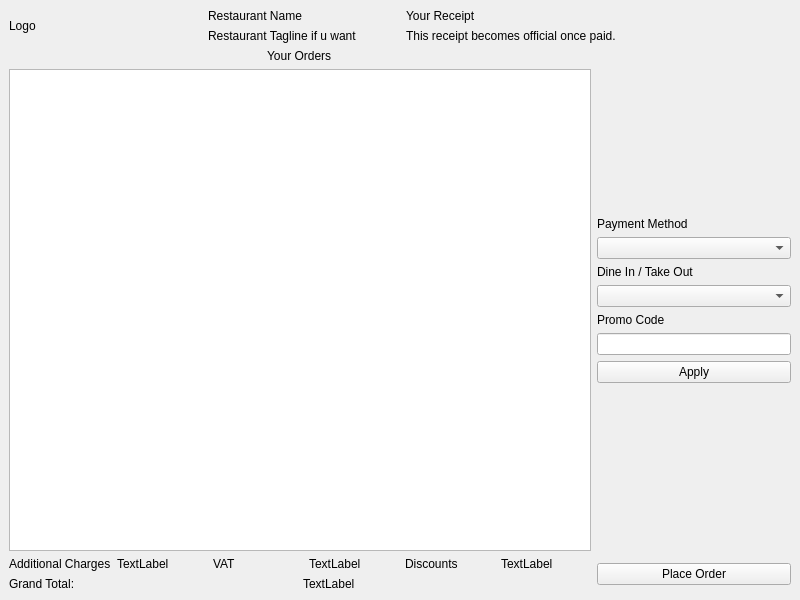
Before: the Qt Designer form checkoutwindow.ui in PeteCastle/PEx5, drawn with Qt 5.
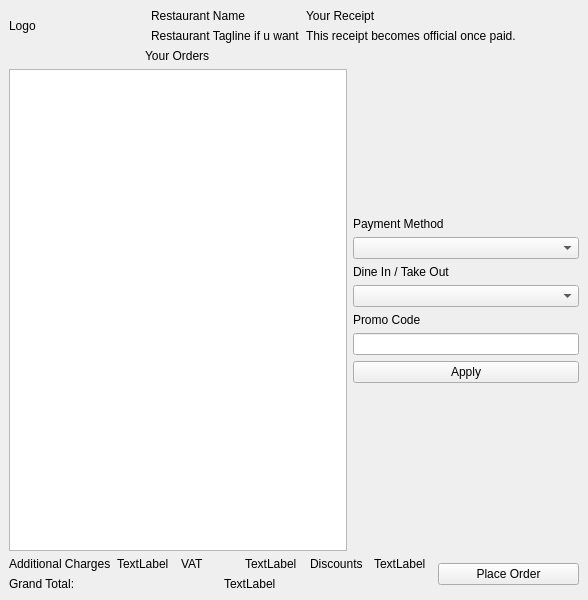
After: the same form once the commit is applied.

Patch:
```diff
--- a/checkoutwindow.ui
+++ b/checkoutwindow.ui
@@ -6,7 +6,7 @@
    <rect>
     <x>0</x>
     <y>0</y>
-    <width>800</width>
+    <width>588</width>
     <height>600</height>
    </rect>
   </property>
@@ -63,7 +63,7 @@
      </layout>
     </item>
     <item>
-     <layout class="QHBoxLayout" name="horizontalLayout_2" stretch="75,25">
+     <layout class="QHBoxLayout" name="horizontalLayout_2" stretch="60,40">
       <item>
        <layout class="QVBoxLayout" name="verticalLayout_4">
         <item alignment="Qt::AlignHCenter">
```
